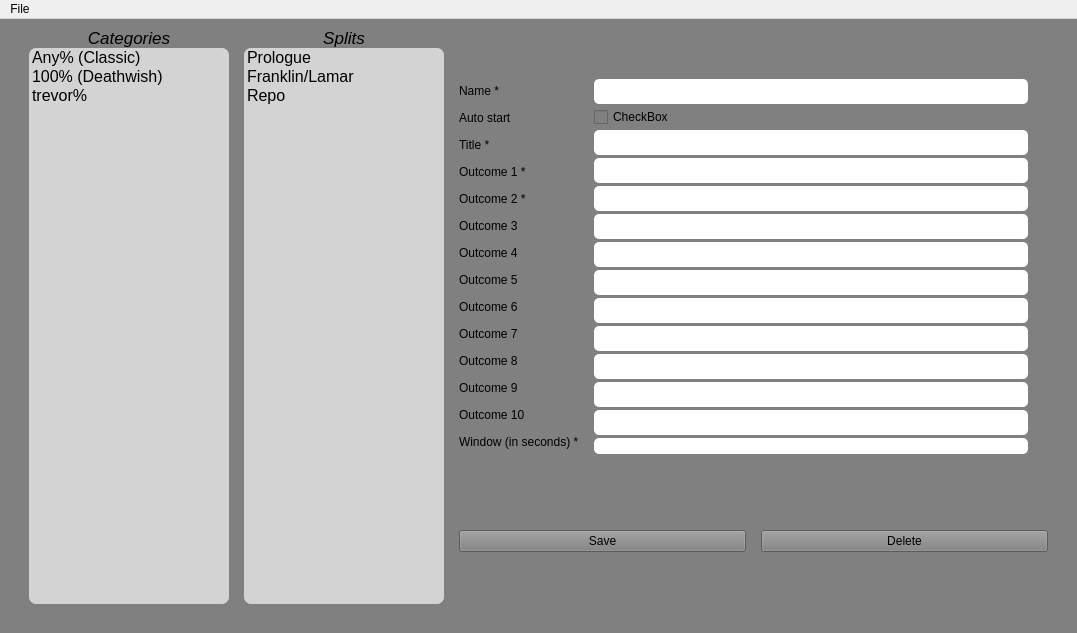
First picture: the form in ui/manager.ui, repository rayer456/electrobot, before the edit.
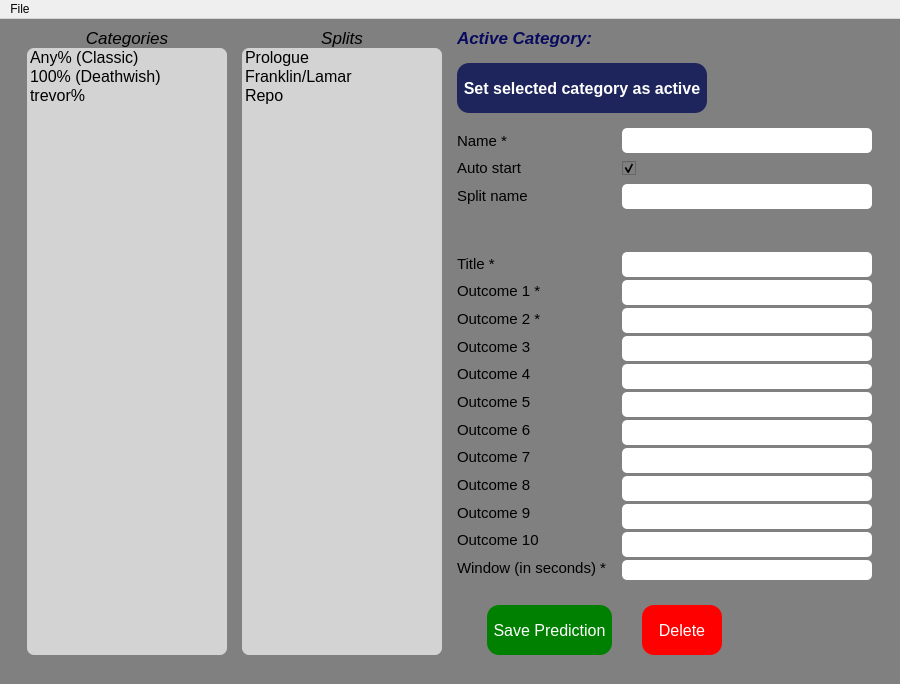
Second picture: the form after the edit.

Commit message: added buttons and minor styling

Patch:
```diff
--- a/ui/manager.ui
+++ b/ui/manager.ui
@@ -6,14 +6,44 @@
    <rect>
     <x>0</x>
     <y>0</y>
-    <width>1077</width>
-    <height>633</height>
+    <width>900</width>
+    <height>650</height>
    </rect>
   </property>
+  <property name="sizePolicy">
+   <sizepolicy hsizetype="Maximum" vsizetype="Fixed">
+    <horstretch>0</horstretch>
+    <verstretch>0</verstretch>
+   </sizepolicy>
+  </property>
+  <property name="minimumSize">
+   <size>
+    <width>700</width>
+    <height>0</height>
+   </size>
+  </property>
+  <property name="maximumSize">
+   <size>
+    <width>1100</width>
+    <height>700</height>
+   </size>
+  </property>
+  <property name="baseSize">
+   <size>
+    <width>0</width>
+    <height>0</height>
+   </size>
+  </property>
   <property name="windowTitle">
    <string>MainWindow</string>
   </property>
   <widget class="QWidget" name="centralwidget">
+   <property name="sizePolicy">
+    <sizepolicy hsizetype="Fixed" vsizetype="Fixed">
+     <horstretch>0</horstretch>
+     <verstretch>0</verstretch>
+    </sizepolicy>
+   </property>
    <property name="styleSheet">
     <string notr="true">QWidget {
 	background-color: grey;
@@ -23,22 +53,61 @@
 	background-color: white;
 	width: 100px;
 	border-radius: 5px
+}
+
+#saveButton {
+	background-color: green;
+	color: white;
+	width: 100px;
+	border-radius: 12px
+}
+
+#deleteButton {
+	background-color: red;
+	color: white;
+	width: 100px;
+	border-radius: 12px
+}
+
+#saveButton:hover {
+	color: white;
+	font-weight: bold;
+}
+
+#deleteButton:hover {
+	color: white;
+	font-weight: bold;
+}
+
+#setActiveButton {
+	background-color: #1e255d;
+	color: white;
+	width: 100px;
+	border-radius: 12px
+}
+
+#setActiveButton:hover {
+	background-color: #080a5d;
+	color: white;
 }</string>
    </property>
    <layout class="QGridLayout" name="gridLayout">
+    <property name="horizontalSpacing">
+     <number>6</number>
+    </property>
     <item row="0" column="2">
-     <layout class="QHBoxLayout" name="mainLayout">
+     <layout class="QHBoxLayout" name="mainLayout" stretch="0,0,0">
       <property name="spacing">
        <number>15</number>
       </property>
       <property name="leftMargin">
-       <number>20</number>
+       <number>0</number>
       </property>
       <property name="topMargin">
        <number>0</number>
       </property>
       <property name="rightMargin">
-       <number>20</number>
+       <number>0</number>
       </property>
       <property name="bottomMargin">
        <number>20</number>
@@ -53,6 +122,12 @@
         </property>
         <item>
          <widget class="QLabel" name="categoriesLabel">
+          <property name="sizePolicy">
+           <sizepolicy hsizetype="Preferred" vsizetype="Preferred">
+            <horstretch>0</horstretch>
+            <verstretch>0</verstretch>
+           </sizepolicy>
+          </property>
           <property name="font">
            <font>
             <pointsize>13</pointsize>
@@ -83,7 +158,7 @@
         <item>
          <widget class="QListWidget" name="categoryList">
           <property name="sizePolicy">
-           <sizepolicy hsizetype="Expanding" vsizetype="Expanding">
+           <sizepolicy hsizetype="Fixed" vsizetype="Expanding">
             <horstretch>0</horstretch>
             <verstretch>0</verstretch>
            </sizepolicy>
@@ -103,8 +178,19 @@
           <property name="font">
            <font>
             <pointsize>12</pointsize>
+            <bold>false</bold>
+            <kerning>true</kerning>
            </font>
           </property>
+          <property name="cursor" stdset="0">
+           <cursorShape>ArrowCursor</cursorShape>
+          </property>
+          <property name="mouseTracking">
+           <bool>false</bool>
+          </property>
+          <property name="layoutDirection">
+           <enum>Qt::LeftToRight</enum>
+          </property>
           <property name="styleSheet">
            <string notr="true">QListWidget {
 	background-color: lightgrey;
@@ -112,9 +198,9 @@
 	border-radius: 7px;
 }
 
-QListWidget:item:selected {
-	color: rgb(66,66,66);
-	background-color: rgb(89, 197, 255);
+QListWidget::item:selected {
+	background-color: rgb(71, 29, 93);
+	color: white;
 }
 
 QListWidget:item:hover {
@@ -129,6 +215,24 @@
           <property name="sizeAdjustPolicy">
            <enum>QAbstractScrollArea::AdjustToContents</enum>
           </property>
+          <property name="editTriggers">
+           <set>QAbstractItemView::DoubleClicked|QAbstractItemView::EditKeyPressed|QAbstractItemView::SelectedClicked</set>
+          </property>
+          <property name="alternatingRowColors">
+           <bool>false</bool>
+          </property>
+          <property name="selectionMode">
+           <enum>QAbstractItemView::SingleSelection</enum>
+          </property>
+          <property name="selectionBehavior">
+           <enum>QAbstractItemView::SelectRows</enum>
+          </property>
+          <property name="viewMode">
+           <enum>QListView::ListMode</enum>
+          </property>
+          <property name="selectionRectVisible">
+           <bool>false</bool>
+          </property>
           <item>
            <property name="text">
             <string>Any% (Classic)</string>
@@ -188,7 +292,7 @@
         <item>
          <widget class="QListWidget" name="splitList">
           <property name="sizePolicy">
-           <sizepolicy hsizetype="Expanding" vsizetype="Expanding">
+           <sizepolicy hsizetype="Fixed" vsizetype="Expanding">
             <horstretch>0</horstretch>
             <verstretch>0</verstretch>
            </sizepolicy>
@@ -202,12 +306,14 @@
           <property name="maximumSize">
            <size>
             <width>200</width>
-            <height>16777215</height>
+            <height>166666</height>
            </size>
           </property>
           <property name="font">
            <font>
             <pointsize>12</pointsize>
+            <bold>false</bold>
+            <kerning>true</kerning>
            </font>
           </property>
           <property name="styleSheet">
@@ -217,9 +323,9 @@
 	border-radius: 7px;
 }
 
-QListWidget:item:selected {
-	color: rgb(66,66,66);
-	background-color: rgb(89, 197, 255);
+QListWidget::item:selected {
+	color: white;
+	background-color: rgb(71, 29, 93);
 }
 
 QListWidget:item:hover {
@@ -230,6 +336,12 @@
           <property name="sizeAdjustPolicy">
            <enum>QAbstractScrollArea::AdjustToContents</enum>
           </property>
+          <property name="editTriggers">
+           <set>QAbstractItemView::DoubleClicked|QAbstractItemView::EditKeyPressed|QAbstractItemView::SelectedClicked</set>
+          </property>
+          <property name="alternatingRowColors">
+           <bool>false</bool>
+          </property>
           <property name="selectionMode">
            <enum>QAbstractItemView::SingleSelection</enum>
           </property>
@@ -257,19 +369,79 @@
       </item>
       <item>
        <layout class="QVBoxLayout" name="formWrapperLayout">
+        <property name="topMargin">
+         <number>0</number>
+        </property>
         <property name="rightMargin">
          <number>0</number>
         </property>
         <property name="bottomMargin">
          <number>0</number>
         </property>
+        <item>
+         <widget class="QLabel" name="activeCategory">
+          <property name="font">
+           <font>
+            <pointsize>13</pointsize>
+            <italic>true</italic>
+            <bold>true</bold>
+            <underline>false</underline>
+           </font>
+          </property>
+          <property name="styleSheet">
+           <string notr="true">QLabel {
+	color: #080a5d;
+}</string>
+          </property>
+          <property name="text">
+           <string>Active Category: &lt;Category Name&gt;</string>
+          </property>
+          <property name="wordWrap">
+           <bool>true</bool>
+          </property>
+         </widget>
+        </item>
+        <item>
+         <widget class="QPushButton" name="setActiveButton">
+          <property name="sizePolicy">
+           <sizepolicy hsizetype="Fixed" vsizetype="Fixed">
+            <horstretch>0</horstretch>
+            <verstretch>0</verstretch>
+           </sizepolicy>
+          </property>
+          <property name="minimumSize">
+           <size>
+            <width>250</width>
+            <height>50</height>
+           </size>
+          </property>
+          <property name="maximumSize">
+           <size>
+            <width>250</width>
+            <height>50</height>
+           </size>
+          </property>
+          <property name="font">
+           <font>
+            <pointsize>12</pointsize>
+            <bold>true</bold>
+           </font>
+          </property>
+          <property name="cursor">
+           <cursorShape>PointingHandCursor</cursorShape>
+          </property>
+          <property name="text">
+           <string>Set selected category as active</string>
+          </property>
+         </widget>
+        </item>
         <item>
          <layout class="QHBoxLayout" name="formLayout">
           <property name="leftMargin">
            <number>0</number>
           </property>
           <property name="rightMargin">
-           <number>20</number>
+           <number>0</number>
           </property>
           <property name="bottomMargin">
            <number>10</number>
@@ -287,6 +459,9 @@
             </property>
             <item>
              <widget class="QLabel" name="label_2">
+              <property name="enabled">
+               <bool>true</bool>
+              </property>
               <property name="sizePolicy">
                <sizepolicy hsizetype="Expanding" vsizetype="Preferred">
                 <horstretch>0</horstretch>
@@ -299,6 +474,14 @@
                 <height>16777215</height>
                </size>
               </property>
+              <property name="font">
+               <font>
+                <pointsize>11</pointsize>
+               </font>
+              </property>
+              <property name="toolTip">
+               <string>&lt;html&gt;&lt;head/&gt;&lt;body&gt;&lt;p&gt;This is the name used to start a prediction via Twitch chat.&lt;/p&gt;&lt;p&gt;This name must be unique across all predictions of a certain category.&lt;/p&gt;&lt;/body&gt;&lt;/html&gt;</string>
+              </property>
               <property name="text">
                <string>Name *</string>
               </property>
@@ -306,6 +489,9 @@
             </item>
             <item>
              <widget class="QLabel" name="label">
+              <property name="enabled">
+               <bool>true</bool>
+              </property>
               <property name="sizePolicy">
                <sizepolicy hsizetype="Expanding" vsizetype="Preferred">
                 <horstretch>0</horstretch>
@@ -318,13 +504,55 @@
                 <height>16777215</height>
                </size>
               </property>
+              <property name="font">
+               <font>
+                <pointsize>11</pointsize>
+               </font>
+              </property>
               <property name="text">
                <string>Auto start</string>
               </property>
              </widget>
             </item>
+            <item>
+             <widget class="QLabel" name="label_7">
+              <property name="maximumSize">
+               <size>
+                <width>100</width>
+                <height>16777215</height>
+               </size>
+              </property>
+              <property name="font">
+               <font>
+                <pointsize>11</pointsize>
+               </font>
+              </property>
+              <property name="text">
+               <string>Split name</string>
+              </property>
+             </widget>
+            </item>
+            <item>
+             <spacer name="verticalSpacer_2">
+              <property name="orientation">
+               <enum>Qt::Vertical</enum>
+              </property>
+              <property name="sizeType">
+               <enum>QSizePolicy::Maximum</enum>
+              </property>
+              <property name="sizeHint" stdset="0">
+               <size>
+                <width>20</width>
+                <height>40</height>
+               </size>
+              </property>
+             </spacer>
+            </item>
             <item>
              <widget class="QLabel" name="label_6">
+              <property name="enabled">
+               <bool>true</bool>
+              </property>
               <property name="sizePolicy">
                <sizepolicy hsizetype="Expanding" vsizetype="Preferred">
                 <horstretch>0</horstretch>
@@ -337,6 +565,11 @@
                 <height>16777215</height>
                </size>
               </property>
+              <property name="font">
+               <font>
+                <pointsize>11</pointsize>
+               </font>
+              </property>
               <property name="text">
                <string>Title *</string>
               </property>
@@ -344,6 +577,9 @@
             </item>
             <item>
              <widget class="QLabel" name="label_12">
+              <property name="enabled">
+               <bool>true</bool>
+              </property>
               <property name="sizePolicy">
                <sizepolicy hsizetype="Expanding" vsizetype="Preferred">
                 <horstretch>0</horstretch>
@@ -356,6 +592,11 @@
                 <height>16777215</height>
                </size>
               </property>
+              <property name="font">
+               <font>
+                <pointsize>11</pointsize>
+               </font>
+              </property>
               <property name="text">
                <string>Outcome 1 *</string>
               </property>
@@ -363,6 +604,9 @@
             </item>
             <item>
              <widget class="QLabel" name="label_11">
+              <property name="enabled">
+               <bool>true</bool>
+              </property>
               <property name="sizePolicy">
                <sizepolicy hsizetype="Expanding" vsizetype="Preferred">
                 <horstretch>0</horstretch>
@@ -375,6 +619,11 @@
                 <height>16777215</height>
                </size>
               </property>
+              <property name="font">
+               <font>
+                <pointsize>11</pointsize>
+               </font>
+              </property>
               <property name="text">
                <string>Outcome 2 *</string>
               </property>
@@ -382,6 +631,9 @@
             </item>
             <item>
              <widget class="QLabel" name="label_10">
+              <property name="enabled">
+               <bool>true</bool>
+              </property>
               <property name="sizePolicy">
                <sizepolicy hsizetype="Expanding" vsizetype="Preferred">
                 <horstretch>0</horstretch>
@@ -394,6 +646,11 @@
                 <height>16777215</height>
                </size>
               </property>
+              <property name="font">
+               <font>
+                <pointsize>11</pointsize>
+               </font>
+              </property>
               <property name="text">
                <string>Outcome 3</string>
               </property>
@@ -401,6 +658,9 @@
             </item>
             <item>
              <widget class="QLabel" name="label_9">
+              <property name="enabled">
+               <bool>true</bool>
+              </property>
               <property name="sizePolicy">
                <sizepolicy hsizetype="Expanding" vsizetype="Preferred">
                 <horstretch>0</horstretch>
@@ -413,6 +673,11 @@
                 <height>16777215</height>
                </size>
               </property>
+              <property name="font">
+               <font>
+                <pointsize>11</pointsize>
+               </font>
+              </property>
               <property name="text">
                <string>Outcome 4</string>
               </property>
@@ -420,6 +685,9 @@
             </item>
             <item>
              <widget class="QLabel" name="label_8">
+              <property name="enabled">
+               <bool>true</bool>
+              </property>
               <property name="sizePolicy">
                <sizepolicy hsizetype="Expanding" vsizetype="Preferred">
                 <horstretch>0</horstretch>
@@ -432,6 +700,11 @@
                 <height>16777215</height>
                </size>
               </property>
+              <property name="font">
+               <font>
+                <pointsize>11</pointsize>
+               </font>
+              </property>
               <property name="text">
                <string>Outcome 5</string>
               </property>
@@ -439,6 +712,9 @@
             </item>
             <item>
              <widget class="QLabel" name="label_4">
+              <property name="enabled">
+               <bool>true</bool>
+              </property>
               <property name="sizePolicy">
                <sizepolicy hsizetype="Expanding" vsizetype="Preferred">
                 <horstretch>0</horstretch>
@@ -451,6 +727,11 @@
                 <height>16777215</height>
                </size>
               </property>
+              <property name="font">
+               <font>
+                <pointsize>11</pointsize>
+               </font>
+              </property>
               <property name="text">
                <string>Outcome 6</string>
               </property>
@@ -458,6 +739,9 @@
             </item>
             <item>
              <widget class="QLabel" name="label_5">
+              <property name="enabled">
+               <bool>true</bool>
+              </property>
               <property name="sizePolicy">
                <sizepolicy hsizetype="Expanding" vsizetype="Preferred">
                 <horstretch>0</horstretch>
@@ -470,6 +754,11 @@
                 <height>16777215</height>
                </size>
               </property>
+              <property name="font">
+               <font>
+                <pointsize>11</pointsize>
+               </font>
+              </property>
               <property name="text">
                <string>Outcome 7</string>
               </property>
@@ -477,6 +766,9 @@
             </item>
             <item>
              <widget class="QLabel" name="label_3">
+              <property name="enabled">
+               <bool>true</bool>
+              </property>
               <property name="sizePolicy">
                <sizepolicy hsizetype="Expanding" vsizetype="Preferred">
                 <horstretch>0</horstretch>
@@ -489,6 +781,11 @@
                 <height>16777215</height>
                </size>
               </property>
+              <property name="font">
+               <font>
+                <pointsize>11</pointsize>
+               </font>
+              </property>
               <property name="text">
                <string>Outcome 8</string>
               </property>
@@ -496,6 +793,9 @@
             </item>
             <item>
              <widget class="QLabel" name="label_14">
+              <property name="enabled">
+               <bool>true</bool>
+              </property>
               <property name="sizePolicy">
                <sizepolicy hsizetype="Expanding" vsizetype="Preferred">
                 <horstretch>0</horstretch>
@@ -508,6 +808,11 @@
                 <height>16777215</height>
                </size>
               </property>
+              <property name="font">
+               <font>
+                <pointsize>11</pointsize>
+               </font>
+              </property>
               <property name="text">
                <string>Outcome 9</string>
               </property>
@@ -515,6 +820,9 @@
             </item>
             <item>
              <widget class="QLabel" name="label_13">
+              <property name="enabled">
+               <bool>true</bool>
+              </property>
               <property name="sizePolicy">
                <sizepolicy hsizetype="Expanding" vsizetype="Preferred">
                 <horstretch>0</horstretch>
@@ -527,6 +835,11 @@
                 <height>16777215</height>
                </size>
               </property>
+              <property name="font">
+               <font>
+                <pointsize>11</pointsize>
+               </font>
+              </property>
               <property name="text">
                <string>Outcome 10</string>
               </property>
@@ -534,6 +847,14 @@
             </item>
             <item>
              <widget class="QLabel" name="label_15">
+              <property name="enabled">
+               <bool>true</bool>
+              </property>
+              <property name="font">
+               <font>
+                <pointsize>11</pointsize>
+               </font>
+              </property>
               <property name="text">
                <string>Window (in seconds) *</string>
               </property>
@@ -559,20 +880,57 @@
               </property>
               <property name="maximumSize">
                <size>
-                <width>1600000</width>
+                <width>250</width>
                 <height>25</height>
                </size>
               </property>
+              <property name="font">
+               <font>
+                <pointsize>11</pointsize>
+               </font>
+              </property>
               <property name="styleSheet">
                <string notr="true"/>
               </property>
              </widget>
             </item>
             <item>
-             <widget class="QCheckBox" name="checkBox">
+             <widget class="QCheckBox" name="autoStart">
+              <property name="minimumSize">
+               <size>
+                <width>40</width>
+                <height>25</height>
+               </size>
+              </property>
+              <property name="maximumSize">
+               <size>
+                <width>250</width>
+                <height>25</height>
+               </size>
+              </property>
+              <property name="sizeIncrement">
+               <size>
+                <width>0</width>
+                <height>0</height>
+               </size>
+              </property>
+              <property name="font">
+               <font>
+                <pointsize>9</pointsize>
+               </font>
+              </property>
               <property name="text">
-               <string>CheckBox</string>
+               <string/>
               </property>
+              <property name="iconSize">
+               <size>
+                <width>0</width>
+                <height>0</height>
+               </size>
+              </property>
+              <property name="checked">
+               <bool>true</bool>
+              </property>
              </widget>
             </item>
             <item>
@@ -585,9 +943,51 @@
               </property>
               <property name="maximumSize">
                <size>
-                <width>1600000</width>
+                <width>250</width>
                 <height>25</height>
                </size>
+              </property>
+              <property name="font">
+               <font>
+                <pointsize>11</pointsize>
+               </font>
+              </property>
+             </widget>
+            </item>
+            <item>
+             <spacer name="verticalSpacer">
+              <property name="orientation">
+               <enum>Qt::Vertical</enum>
+              </property>
+              <property name="sizeType">
+               <enum>QSizePolicy::Maximum</enum>
+              </property>
+              <property name="sizeHint" stdset="0">
+               <size>
+                <width>20</width>
+                <height>40</height>
+               </size>
+              </property>
+             </spacer>
+            </item>
+            <item>
+             <widget class="QLineEdit" name="titleLine">
+              <property name="minimumSize">
+               <size>
+                <width>200</width>
+                <height>25</height>
+               </size>
+              </property>
+              <property name="maximumSize">
+               <size>
+                <width>250</width>
+                <height>25</height>
+               </size>
+              </property>
+              <property name="font">
+               <font>
+                <pointsize>11</pointsize>
+               </font>
               </property>
              </widget>
             </item>
@@ -601,10 +1001,15 @@
               </property>
               <property name="maximumSize">
                <size>
-                <width>1600000</width>
+                <width>250</width>
                 <height>25</height>
                </size>
               </property>
+              <property name="font">
+               <font>
+                <pointsize>11</pointsize>
+               </font>
+              </property>
              </widget>
             </item>
             <item>
@@ -617,10 +1022,15 @@
               </property>
               <property name="maximumSize">
                <size>
-                <width>1600000</width>
+                <width>250</width>
                 <height>25</height>
                </size>
               </property>
+              <property name="font">
+               <font>
+                <pointsize>11</pointsize>
+               </font>
+              </property>
               <property name="styleSheet">
                <string notr="true"/>
               </property>
@@ -636,10 +1046,15 @@
               </property>
               <property name="maximumSize">
                <size>
-                <width>1600000</width>
+                <width>250</width>
                 <height>25</height>
                </size>
               </property>
+              <property name="font">
+               <font>
+                <pointsize>11</pointsize>
+               </font>
+              </property>
              </widget>
             </item>
             <item>
@@ -652,10 +1067,15 @@
               </property>
               <property name="maximumSize">
                <size>
-                <width>1600000</width>
+                <width>250</width>
                 <height>25</height>
                </size>
               </property>
+              <property name="font">
+               <font>
+                <pointsize>11</pointsize>
+               </font>
+              </property>
              </widget>
             </item>
             <item>
@@ -668,14 +1088,25 @@
               </property>
               <property name="maximumSize">
                <size>
-                <width>1600000</width>
+                <width>250</width>
                 <height>25</height>
                </size>
               </property>
+              <property name="font">
+               <font>
+                <pointsize>11</pointsize>
+               </font>
+              </property>
              </widget>
             </item>
             <item>
              <widget class="QLineEdit" name="lineEdit_5">
+              <property name="sizePolicy">
+               <sizepolicy hsizetype="Expanding" vsizetype="Expanding">
+                <horstretch>0</horstretch>
+                <verstretch>0</verstretch>
+               </sizepolicy>
+              </property>
               <property name="minimumSize">
                <size>
                 <width>200</width>
@@ -684,10 +1115,15 @@
               </property>
               <property name="maximumSize">
                <size>
-                <width>1600000</width>
+                <width>250</width>
                 <height>25</height>
                </size>
               </property>
+              <property name="font">
+               <font>
+                <pointsize>11</pointsize>
+               </font>
+              </property>
              </widget>
             </item>
             <item>
@@ -700,10 +1136,15 @@
               </property>
               <property name="maximumSize">
                <size>
-                <width>1600000</width>
+                <width>250</width>
                 <height>25</height>
                </size>
               </property>
+              <property name="font">
+               <font>
+                <pointsize>11</pointsize>
+               </font>
+              </property>
              </widget>
             </item>
             <item>
@@ -716,10 +1157,15 @@
               </property>
               <property name="maximumSize">
                <size>
-                <width>1600000</width>
+                <width>250</width>
                 <height>25</height>
                </size>
               </property>
+              <property name="font">
+               <font>
+                <pointsize>11</pointsize>
+               </font>
+              </property>
              </widget>
             </item>
             <item>
@@ -732,10 +1178,15 @@
               </property>
               <property name="maximumSize">
                <size>
-                <width>1600000</width>
+                <width>250</width>
                 <height>25</height>
                </size>
               </property>
+              <property name="font">
+               <font>
+                <pointsize>11</pointsize>
+               </font>
+              </property>
              </widget>
             </item>
             <item>
@@ -748,30 +1199,108 @@
               </property>
               <property name="maximumSize">
                <size>
-                <width>1600000</width>
+                <width>250</width>
                 <height>25</height>
                </size>
               </property>
+              <property name="font">
+               <font>
+                <pointsize>11</pointsize>
+               </font>
+              </property>
              </widget>
             </item>
             <item>
-             <widget class="QLineEdit" name="lineEdit_15"/>
+             <widget class="QLineEdit" name="lineEdit_15">
+              <property name="maximumSize">
+               <size>
+                <width>250</width>
+                <height>25</height>
+               </size>
+              </property>
+              <property name="font">
+               <font>
+                <pointsize>11</pointsize>
+               </font>
+              </property>
+             </widget>
             </item>
            </layout>
           </item>
          </layout>
         </item>
         <item>
-         <layout class="QHBoxLayout" name="buttonLayout">
+         <layout class="QHBoxLayout" name="buttonLayout" stretch="0,0">
+          <property name="spacing">
+           <number>0</number>
+          </property>
+          <property name="sizeConstraint">
+           <enum>QLayout::SetDefaultConstraint</enum>
+          </property>
+          <property name="rightMargin">
+           <number>120</number>
+          </property>
           <item>
-           <widget class="QPushButton" name="pushButton_2">
+           <widget class="QPushButton" name="saveButton">
+            <property name="sizePolicy">
+             <sizepolicy hsizetype="Fixed" vsizetype="Fixed">
+              <horstretch>0</horstretch>
+              <verstretch>0</verstretch>
+             </sizepolicy>
+            </property>
+            <property name="minimumSize">
+             <size>
+              <width>80</width>
+              <height>0</height>
+             </size>
+            </property>
+            <property name="maximumSize">
+             <size>
+              <width>125</width>
+              <height>50</height>
+             </size>
+            </property>
+            <property name="font">
+             <font>
+              <pointsize>12</pointsize>
+             </font>
+            </property>
+            <property name="cursor">
+             <cursorShape>PointingHandCursor</cursorShape>
+            </property>
             <property name="text">
-             <string>Save</string>
+             <string>Save Prediction</string>
             </property>
            </widget>
           </item>
           <item>
-           <widget class="QPushButton" name="pushButton">
+           <widget class="QPushButton" name="deleteButton">
+            <property name="sizePolicy">
+             <sizepolicy hsizetype="Fixed" vsizetype="Fixed">
+              <horstretch>0</horstretch>
+              <verstretch>0</verstretch>
+             </sizepolicy>
+            </property>
+            <property name="minimumSize">
+             <size>
+              <width>80</width>
+              <height>50</height>
+             </size>
+            </property>
+            <property name="maximumSize">
+             <size>
+              <width>80</width>
+              <height>50</height>
+             </size>
+            </property>
+            <property name="font">
+             <font>
+              <pointsize>12</pointsize>
+             </font>
+            </property>
+            <property name="cursor">
+             <cursorShape>PointingHandCursor</cursorShape>
+            </property>
             <property name="text">
              <string>Delete</string>
             </property>
@@ -790,7 +1319,7 @@
     <rect>
      <x>0</x>
      <y>0</y>
-     <width>1077</width>
+     <width>900</width>
      <height>22</height>
     </rect>
    </property>
```
Left out of the diff: 23 changed lines with no effect on the pictures. The commit also changes 4 other files.
